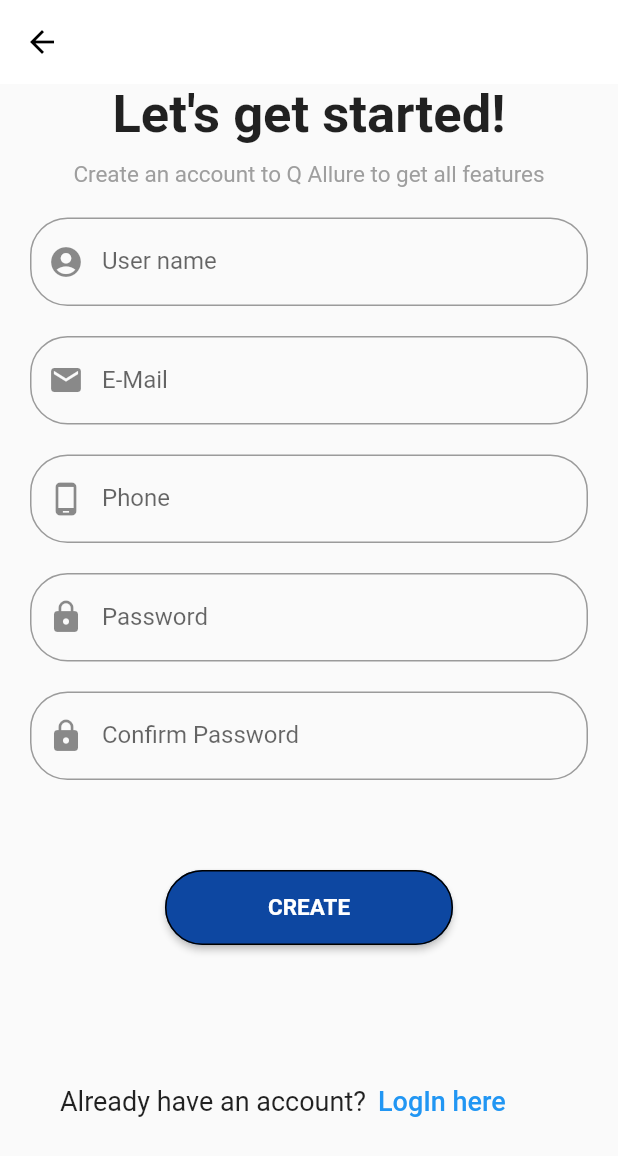
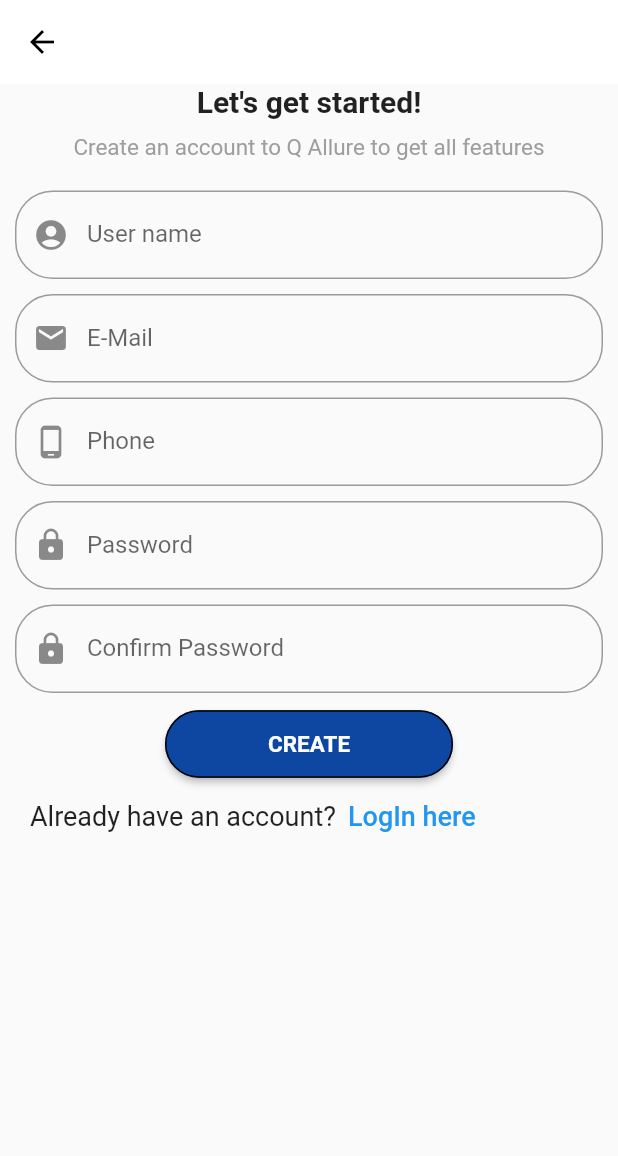
Before and after one commit to JosephAlzieb/login_page, a Flutter app: the CreateAccountScreen screen opened directly, on a phone screen of 412 x 824 dp. Shown: the top 1156 px of the screen. Run offline on Flutter 3.47's test engine with Material 2 defaults, Android fonts, the phone set to English and light mode, and no system bars.

Commit message:
edit size of text on the create_account_screen

```diff
--- a/lib/create_account_screen.dart
+++ b/lib/create_account_screen.dart
@@ -24,7 +24,7 @@ class _CreateAccountScreenState extends State<CreateAccountScreen> {
               const Text(
                 "Let's get started!",
                 style: TextStyle(
-                  fontSize: 35,
+                  fontSize: 20,
                   fontWeight: FontWeight.bold,
                 ),
               ),
@@ -33,8 +33,9 @@ class _CreateAccountScreenState extends State<CreateAccountScreen> {
                 "Create an account to Q Allure to get all features",
                 style: TextStyle(color: Colors.grey, fontSize: 15),
               ),
+              const SizedBox(height: 10),
               Padding(
-                padding: const EdgeInsets.all(20.0),
+                padding: const EdgeInsets.all(10.0),
                 child: TextFormField(
                   keyboardType: TextInputType.name,
                   decoration: InputDecoration(
@@ -47,7 +48,7 @@ class _CreateAccountScreenState extends State<CreateAccountScreen> {
                 ),
               ),
               Padding(
-                padding: const EdgeInsets.symmetric(horizontal: 20.0),
+                padding: const EdgeInsets.symmetric(horizontal: 10.0),
                 child: TextFormField(
                   keyboardType: TextInputType.emailAddress,
                   decoration: InputDecoration(
@@ -60,7 +61,7 @@ class _CreateAccountScreenState extends State<CreateAccountScreen> {
                 ),
               ),
               Padding(
-                padding: const EdgeInsets.all(20.0),
+                padding: const EdgeInsets.all(10.0),
                 child: TextFormField(
                   keyboardType: TextInputType.phone,
                   decoration: InputDecoration(
@@ -73,7 +74,7 @@ class _CreateAccountScreenState extends State<CreateAccountScreen> {
                 ),
               ),
               Padding(
-                padding: const EdgeInsets.symmetric(horizontal: 20.0),
+                padding: const EdgeInsets.symmetric(horizontal: 10.0),
                 child: TextFormField(
                   keyboardType: TextInputType.visiblePassword,
                   decoration: InputDecoration(
@@ -86,7 +87,7 @@ class _CreateAccountScreenState extends State<CreateAccountScreen> {
                 ),
               ),
               Padding(
-                padding: const EdgeInsets.all(20.0),
+                padding: const EdgeInsets.all(10.0),
                 child: TextFormField(
                   keyboardType: TextInputType.visiblePassword,
                   decoration: InputDecoration(
@@ -99,9 +100,9 @@ class _CreateAccountScreenState extends State<CreateAccountScreen> {
                 ),
               ),
               Padding(
-                padding: const EdgeInsets.all(40.0),
+                padding: const EdgeInsets.symmetric(horizontal:10.0),
                 child: MaterialButton(
-                  height: 50,
+                  height: 45,
                   shape: OutlineInputBorder(
                     borderRadius: BorderRadius.circular(25),
                   ),
@@ -109,7 +110,6 @@ class _CreateAccountScreenState extends State<CreateAccountScreen> {
                   onPressed: () {},
                   child: Container(
                     alignment: Alignment.center,
-                    height: 50,
                     width: 160,
                     child: const Text(
                       "CREATE",
@@ -122,9 +122,8 @@ class _CreateAccountScreenState extends State<CreateAccountScreen> {
                   ),
                 ),
               ),
-              const SizedBox(height: 40),
               Padding(
-                padding: const EdgeInsets.symmetric(horizontal: 40.0),
+                padding: const EdgeInsets.symmetric(horizontal: 20.0),
                 child: Row(
                   children: [
                     const Text(
```
